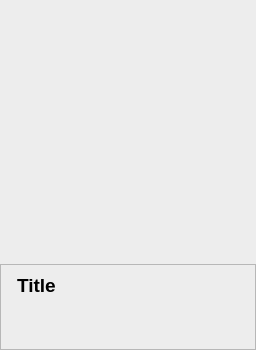
Qt form widgets/newsitemtile.ui (pamugk/nebulae-qt) before a commit.
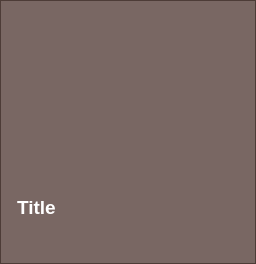
The same form after that commit.

Patch:
```diff
--- a/widgets/newsitemtile.ui
+++ b/widgets/newsitemtile.ui
@@ -7,11 +7,11 @@
     <x>0</x>
     <y>0</y>
     <width>256</width>
-    <height>350</height>
+    <height>264</height>
    </rect>
   </property>
   <property name="sizePolicy">
-   <sizepolicy hsizetype="Fixed" vsizetype="Preferred">
+   <sizepolicy hsizetype="Fixed" vsizetype="Fixed">
     <horstretch>0</horstretch>
     <verstretch>0</verstretch>
    </sizepolicy>
@@ -19,13 +19,13 @@
   <property name="minimumSize">
    <size>
     <width>256</width>
-    <height>350</height>
+    <height>264</height>
    </size>
   </property>
   <property name="maximumSize">
    <size>
     <width>256</width>
-    <height>16777215</height>
+    <height>264</height>
    </size>
   </property>
   <property name="cursor">
@@ -34,65 +34,37 @@
   <property name="windowTitle">
    <string>Form</string>
   </property>
-  <property name="styleSheet">
-   <string notr="true">background: rgb(237, 237, 237);</string>
-  </property>
-  <layout class="QVBoxLayout" name="verticalLayout">
-   <property name="spacing">
-    <number>0</number>
-   </property>
-   <property name="leftMargin">
-    <number>0</number>
-   </property>
-   <property name="topMargin">
-    <number>0</number>
-   </property>
-   <property name="rightMargin">
-    <number>0</number>
-   </property>
-   <property name="bottomMargin">
-    <number>0</number>
-   </property>
-   <item>
-    <widget class="QLabel" name="coverLabel">
-     <property name="sizePolicy">
-      <sizepolicy hsizetype="Preferred" vsizetype="Fixed">
-       <horstretch>0</horstretch>
-       <verstretch>0</verstretch>
-      </sizepolicy>
-     </property>
-     <property name="minimumSize">
-      <size>
-       <width>0</width>
-       <height>264</height>
-      </size>
-     </property>
-     <property name="maximumSize">
-      <size>
-       <width>16777215</width>
-       <height>264</height>
-      </size>
-     </property>
-     <property name="text">
-      <string notr="true"/>
-     </property>
-    </widget>
-   </item>
-   <item>
     <widget class="QFrame" name="rootFrame">
+   <property name="geometry">
+    <rect>
+     <x>0</x>
+     <y>0</y>
+     <width>256</width>
+     <height>264</height>
+    </rect>
+   </property>
+   <property name="minimumSize">
+    <size>
+     <width>256</width>
+     <height>264</height>
+    </size>
+   </property>
+   <property name="styleSheet">
+    <string notr="true">background: rgba(82, 58, 52, 0.75);</string>
+   </property>
      <property name="frameShape">
       <enum>QFrame::Shape::StyledPanel</enum>
      </property>
-     <property name="frameShadow">
-      <enum>QFrame::Shadow::Raised</enum>
-     </property>
-     <layout class="QGridLayout" name="rootFrameLayout">
+   <layout class="QGridLayout" name="rootFrameLayout" rowstretch="1,0">
       <property name="leftMargin">
        <number>16</number>
       </property>
       <property name="rightMargin">
        <number>16</number>
       </property>
+    <property name="bottomMargin">
+     <number>12</number>
+    </property>
       <property name="verticalSpacing">
        <number>18</number>
       </property>
@@ -104,11 +76,14 @@
           <bold>true</bold>
          </font>
         </property>
+      <property name="styleSheet">
+       <string notr="true">background: transparent;color: white;</string>
+      </property>
         <property name="text">
          <string notr="true">Title</string>
         </property>
         <property name="alignment">
-         <set>Qt::AlignmentFlag::AlignLeading|Qt::AlignmentFlag::AlignLeft|Qt::AlignmentFlag::AlignTop</set>
+       <set>Qt::AlignmentFlag::AlignBottom|Qt::AlignmentFlag::AlignLeading|Qt::AlignmentFlag::AlignLeft</set>
         </property>
         <property name="wordWrap">
          <bool>true</bool>
@@ -117,6 +92,9 @@
       </item>
       <item row="1" column="0" alignment="Qt::AlignmentFlag::AlignLeft|Qt::AlignmentFlag::AlignBottom">
        <widget class="QLabel" name="commentsCountLabel">
+      <property name="styleSheet">
+       <string notr="true">background: transparent;color: white;</string>
+      </property>
         <property name="text">
          <string notr="true"/>
         </property>
@@ -124,6 +102,9 @@
       </item>
       <item row="1" column="1" alignment="Qt::AlignmentFlag::AlignRight|Qt::AlignmentFlag::AlignBottom">
        <widget class="QLabel" name="publishDateLabel">
+      <property name="styleSheet">
+       <string notr="true">background: transparent;color: white;</string>
+      </property>
         <property name="text">
          <string notr="true"/>
         </property>
@@ -131,8 +112,6 @@
       </item>
      </layout>
     </widget>
-   </item>
-  </layout>
  </widget>
  <resources/>
  <connections/>
```
Lines whose indentation alone changed are shown as unchanged.
